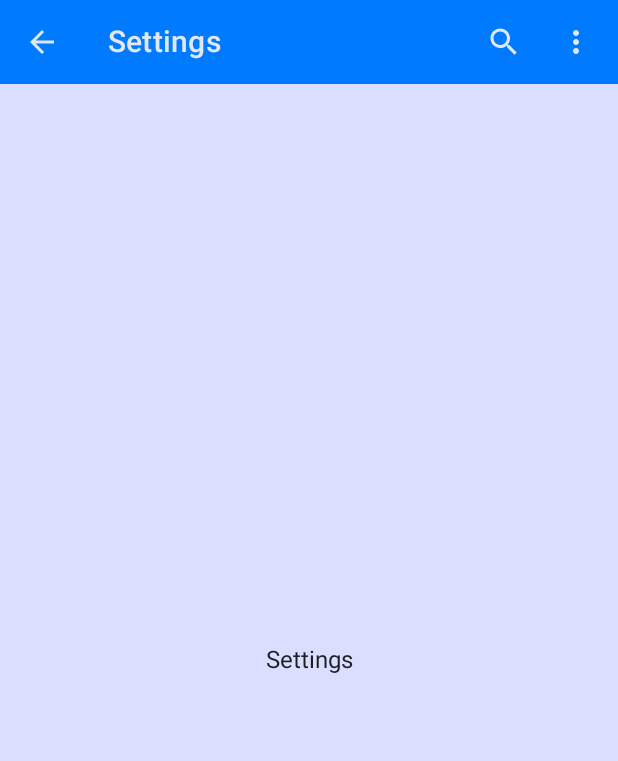
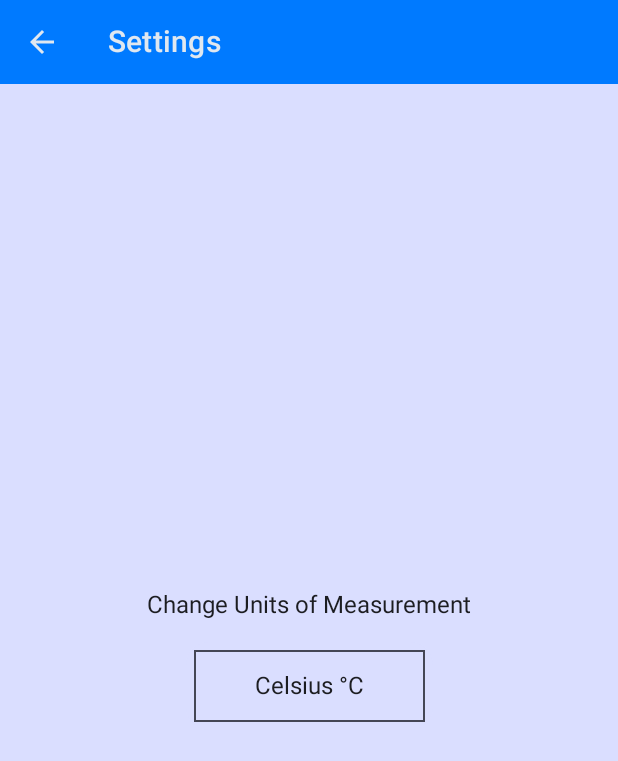
Before and after one commit to Mohammad2723/Weather, an Android app built with Jetpack Compose: the SettingsScreen screen opened through its navigation route, on a phone screen of 412 x 824 dp. Shown: the top 761 px of the screen. Run offline under Robolectric (Android 15) with nearby library versions, the phone set to English and light mode, and no system bars; our stand-ins replace Dagger/Hilt's generated code, Room's generated code.

Commit message:
added a table for save setting and create ui for SettingScreen

```diff
--- a/app/src/main/java/com/github/ebrahimi16153/weather/MainActivity.kt
+++ b/app/src/main/java/com/github/ebrahimi16153/weather/MainActivity.kt
@@ -1,6 +1,7 @@
 package com.github.ebrahimi16153.weather
 
 import android.os.Bundle
+import android.util.Log
 import androidx.activity.ComponentActivity
 import androidx.activity.compose.setContent
 import androidx.compose.foundation.layout.fillMaxSize
@@ -22,6 +23,13 @@ class MainActivity : ComponentActivity() {
             WeatherApp()
         }
     }
+
+
+    override fun onResume() {
+        super.onResume()
+        Log.d("onResume","onResume")
+    }
+
 }
 @ExperimentalComposeUiApi
 @Composable
--- a/app/src/main/java/com/github/ebrahimi16153/weather/data/WeatherDao.kt
+++ b/app/src/main/java/com/github/ebrahimi16153/weather/data/WeatherDao.kt
@@ -1,12 +1,8 @@
 package com.github.ebrahimi16153.weather.data
 
-import androidx.room.Dao
-import androidx.room.Delete
-import androidx.room.Insert
-import androidx.room.OnConflictStrategy
-import androidx.room.Query
-import androidx.room.Update
+import androidx.room.*
 import com.github.ebrahimi16153.weather.model.Favorites
+import com.github.ebrahimi16153.weather.model.UnitWeather
 import kotlinx.coroutines.flow.Flow
 
 
@@ -30,4 +26,25 @@ interface WeatherDao {
     @Delete
     suspend fun deleteFavorite(favorites: Favorites)
 
+
+    ///////////////////////////////////////////////////////////
+    //////////////////////////////////////////////////////////
+    //Unit Weather
+    @Query("SELECT * FROM unit_tbl")
+    fun getUnit(): Flow<List<UnitWeather>>
+
+    @Insert(onConflict = OnConflictStrategy.REPLACE)
+    suspend fun insertUnit(unitWeather: UnitWeather)
+
+    @Update
+    suspend fun updateUnit(unitWeather: UnitWeather)
+
+
+    @Query("DELETE FROM unit_tbl")
+    suspend fun deleteAllUnit()
+
+
+    @Delete
+    suspend fun deleteUnit(unitWeather: UnitWeather)
+
 }
--- a/app/src/main/java/com/github/ebrahimi16153/weather/data/WeatherDatabase.kt
+++ b/app/src/main/java/com/github/ebrahimi16153/weather/data/WeatherDatabase.kt
@@ -4,9 +4,10 @@ import androidx.room.Database
 import androidx.room.RoomDatabase
 import com.github.ebrahimi16153.weather.model.City
 import com.github.ebrahimi16153.weather.model.Favorites
+import com.github.ebrahimi16153.weather.model.UnitWeather
 
 
-@Database(entities = [Favorites::class], version = 1, exportSchema = false)
+@Database(entities = [Favorites::class , UnitWeather::class], version = 2, exportSchema = false)
 abstract class WeatherDatabase:RoomDatabase() {
 
     abstract fun weatherDatabase():WeatherDao
--- a/app/src/main/java/com/github/ebrahimi16153/weather/screens/favorites/Favorites.kt
+++ b/app/src/main/java/com/github/ebrahimi16153/weather/screens/favorites/Favorites.kt
@@ -70,7 +70,7 @@ fun MainContent(navController: NavController, favoritesViewModel: FavoriteViewMo
 
             if (list.isNotEmpty()) {
 
-                LazyColumn {
+                LazyColumn(modifier = Modifier.padding(top = 10.dp, start = 8.dp, end = 8.dp)) {
                     items(items = list) { item ->
 
                         RowOfFavorite(
--- a/app/src/main/java/com/github/ebrahimi16153/weather/screens/settings/Settings.kt
+++ b/app/src/main/java/com/github/ebrahimi16153/weather/screens/settings/Settings.kt
@@ -1,20 +1,25 @@
 package com.github.ebrahimi16153.weather.screens.settings
 
 import android.annotation.SuppressLint
-import androidx.compose.foundation.layout.Arrangement
-import androidx.compose.foundation.layout.Column
-import androidx.compose.foundation.layout.fillMaxSize
+import androidx.compose.foundation.background
+import androidx.compose.foundation.border
+import androidx.compose.foundation.layout.*
+import androidx.compose.foundation.shape.CircleShape
+import androidx.compose.foundation.shape.CornerSize
+import androidx.compose.foundation.shape.RoundedCornerShape
+import androidx.compose.material.IconToggleButton
 import androidx.compose.material.Scaffold
 import androidx.compose.material.Surface
 import androidx.compose.material.Text
 import androidx.compose.material.icons.Icons
 import androidx.compose.material.icons.filled.ArrowBack
-import androidx.compose.runtime.Composable
+import androidx.compose.runtime.*
 import androidx.compose.ui.Alignment
 import androidx.compose.ui.Modifier
+import androidx.compose.ui.draw.clip
 import androidx.compose.ui.tooling.preview.Preview
+import androidx.compose.ui.unit.dp
 import androidx.navigation.NavHostController
-import com.github.ebrahimi16153.weather.navigation.WeatherScreensName
 import com.github.ebrahimi16153.weather.ui.theme.MyColors
 import com.github.ebrahimi16153.weather.widgets.WeatherAppBar
 
@@ -22,16 +27,15 @@ import com.github.ebrahimi16153.weather.widgets.WeatherAppBar
 fun SettingsScreen(navController: NavHostController) {
     SettingsScaffold(navController = navController)
 }
-
 @SuppressLint("UnusedMaterialScaffoldPaddingParameter")
 @Composable
 fun SettingsScaffold(navController: NavHostController) {
 
     Scaffold(topBar = {
         WeatherAppBar(
-            onSearchClicked = { navController.navigate(WeatherScreensName.SearchScreen.name) },
             title = "Settings",
             icon = Icons.Default.ArrowBack,
+            isMainScreen = false,
             navController = navController,
         )
     }) {
@@ -40,18 +44,47 @@ fun SettingsScaffold(navController: NavHostController) {
 
 }
 
-
-
 @Preview
 @Composable
 fun MainContent() {
+    var unitToggleState by remember {
+        mutableStateOf(false)
+    }
+    val measurementUnit = listOf("Imperial (F)", "Metric (C)")
+    var choiceState by remember {
+        mutableStateOf("")
+    }
+
     Surface(modifier = Modifier.fillMaxSize(), color = MyColors().background.value) {
         Column(
             horizontalAlignment = Alignment.CenterHorizontally,
             verticalArrangement = Arrangement.Center
         ) {
-            Text(text = "Settings")
+            Text(text = "Change Units of Measurement", modifier = Modifier.padding(bottom = 15.dp))
+            IconToggleButton(
+                checked = !unitToggleState,
+                onCheckedChange = {
+                    unitToggleState = !it
+                    choiceState = if (unitToggleState) {
+                        "Imperial (F)"
+                    } else {
+                        "Metric (C)"
+                    }
+                },
+                modifier = Modifier
+                    .fillMaxWidth(0.4f)
+                    .clip(shape = CircleShape.copy(CornerSize(15.dp)))
+                    .background(MyColors().background.value)
+                    .padding(5.dp)
+                    .border(width = 1.dp, color = MyColors().text.value)) {
+                Text(
+                    text = if (unitToggleState) {
+                        "Fahrenheit °F"
+                    }else{
+                        "Celsius °C"
+                    }
+                )
+            }
         }
-
     }
 }
```
Also changed, not shown: app/src/main/java/com/github/ebrahimi16153/weather/model/UnitWeather.kt (added, +13 -0 lines), app/src/main/java/com/github/ebrahimi16153/weather/repository/WeatherDbRepository.kt (+9 -0 lines), app/src/main/java/com/github/ebrahimi16153/weather/viewmodel/SettingsViewModel.kt (added, +45 -0 lines), app/src/main/java/com/github/ebrahimi16153/weather/widgets/FavoriteWidget.kt (+14 -6 lines), app/src/main/java/com/github/ebrahimi16153/weather/widgets/WeatherAppBar.kt (+50 -16 lines).
